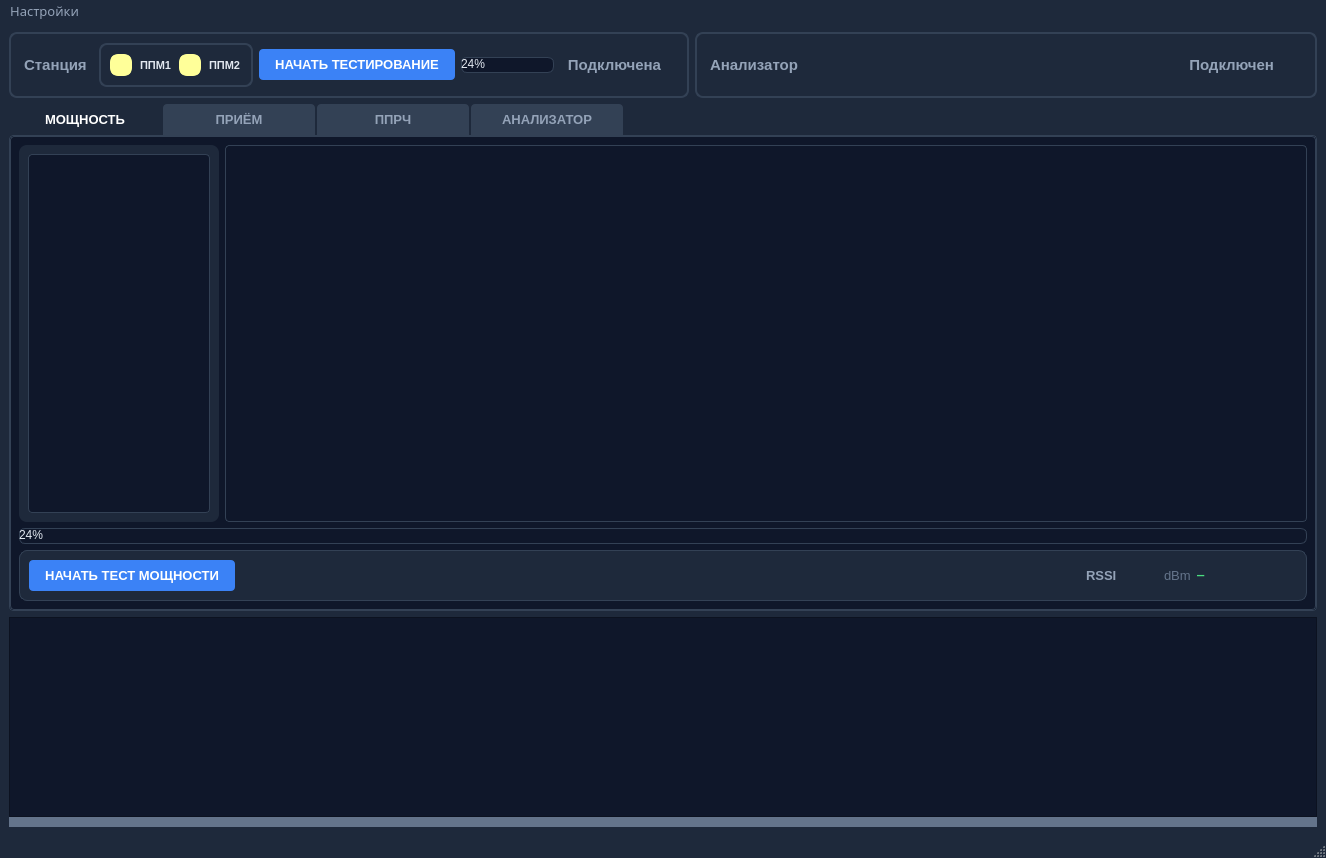
Before: the Qt Designer form mainwindow.ui in vitalisimys/Check_station, drawn with Qt 5.
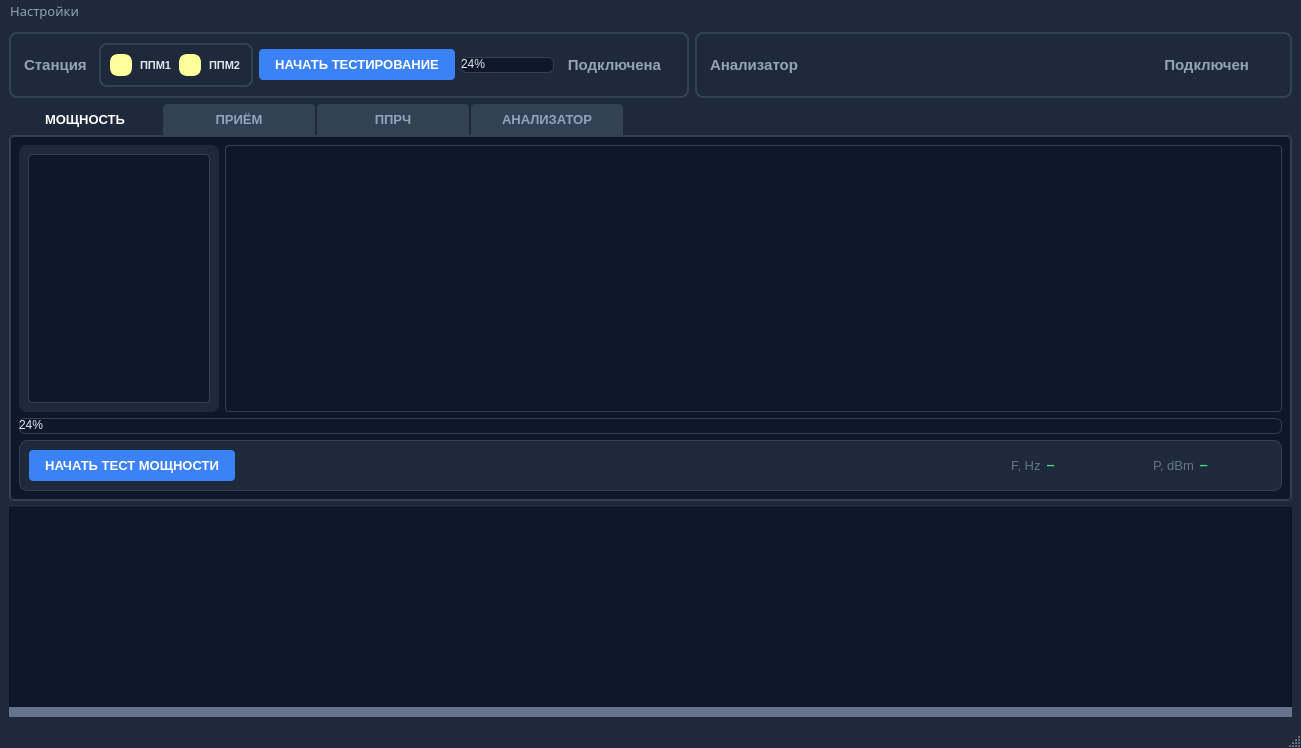
After: the same form once the commit is applied. Icons and pictures are not drawn. Custom widgets are drawn as their Qt base class.

Commit message: Добавил элементы вывода частоты и rssi

```diff
--- a/mainwindow.ui
+++ b/mainwindow.ui
@@ -9,8 +9,8 @@
    <rect>
     <x>0</x>
     <y>0</y>
-    <width>1326</width>
-    <height>858</height>
+    <width>1301</width>
+    <height>748</height>
    </rect>
   </property>
   <property name="windowTitle">
@@ -762,35 +762,7 @@
             </spacer>
            </item>
            <item>
-            <widget class="QLabel" name="labelPeakFreq_2">
-             <property name="minimumSize">
-              <size>
-               <width>72</width>
-               <height>0</height>
-              </size>
-             </property>
-             <property name="maximumSize">
-              <size>
-               <width>72</width>
-               <height>16777215</height>
-              </size>
-             </property>
-             <property name="font">
-              <font>
-               <pointsize>10</pointsize>
-               <bold>true</bold>
-              </font>
-             </property>
-             <property name="styleSheet">
-              <string notr="true">color: #94a3b8; font-weight: bold;</string>
-             </property>
-             <property name="text">
-              <string>RSSI</string>
-             </property>
-            </widget>
-           </item>
-           <item>
-            <widget class="QLabel" name="labelFreqCaption_2">
+            <widget class="QLabel" name="labelPowerFreqCaption">
              <property name="font">
               <font>
                <pointsize>10</pointsize>
@@ -800,7 +772,7 @@
               <string notr="true">color: #64748b;</string>
              </property>
              <property name="text">
-              <string>dBm</string>
+              <string>F, Hz</string>
              </property>
             </widget>
            </item>
@@ -820,6 +792,37 @@
              </property>
             </widget>
            </item>
+           <item>
+            <widget class="QLabel" name="labelPowerRSSICaption">
+             <property name="font">
+              <font>
+               <pointsize>10</pointsize>
+              </font>
+             </property>
+             <property name="styleSheet">
+              <string notr="true">color: #64748b;</string>
+             </property>
+             <property name="text">
+              <string>P, dBm</string>
+             </property>
+            </widget>
+           </item>
+           <item>
+            <widget class="QLabel" name="labelPowerRSSIValue">
+             <property name="minimumSize">
+              <size>
+               <width>72</width>
+               <height>0</height>
+              </size>
+             </property>
+             <property name="styleSheet">
+              <string notr="true">color: #4ade80; font-family: Consolas; font-weight: bold;</string>
+             </property>
+             <property name="text">
+              <string>—</string>
+             </property>
+            </widget>
+           </item>
           </layout>
          </widget>
         </item>
@@ -2090,7 +2093,7 @@
     <rect>
      <x>0</x>
      <y>0</y>
-     <width>1326</width>
+     <width>1301</width>
      <height>21</height>
     </rect>
    </property>
```
Left out of the diff: 2 changed lines with no effect on the pictures.
